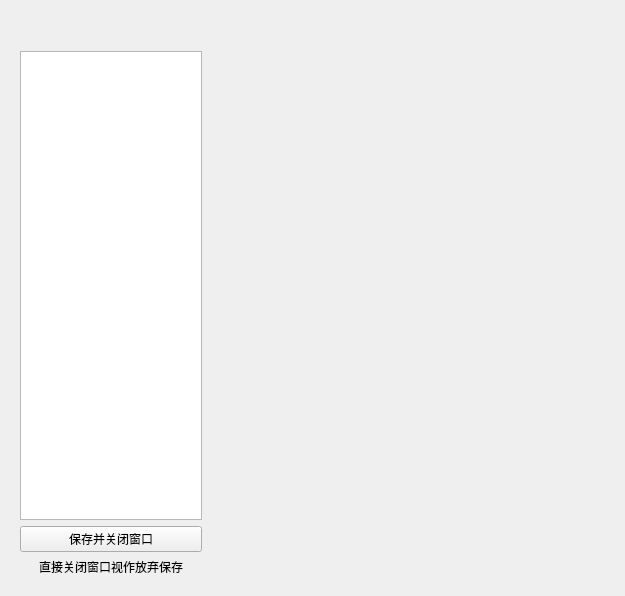
The window that widget/TranslateGlossary.ui (mangofanfan/FanTools) describes before a commit, drawn with Qt 5.
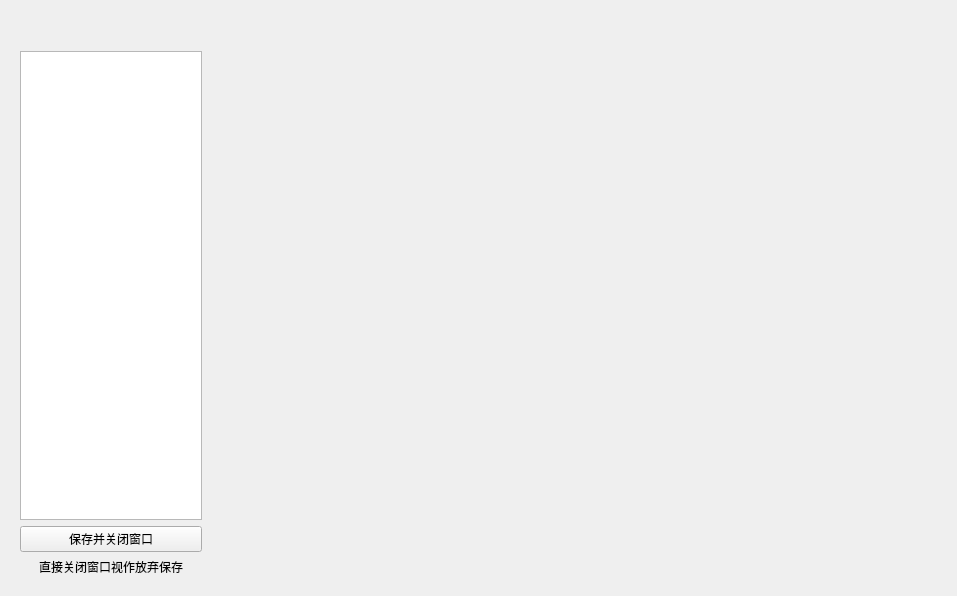
The same window after the commit. Custom widgets are drawn as their Qt base class.

```diff
--- a/widget/TranslateGlossary.ui
+++ b/widget/TranslateGlossary.ui
@@ -6,7 +6,7 @@
    <rect>
     <x>0</x>
     <y>0</y>
-    <width>625</width>
+    <width>957</width>
     <height>596</height>
    </rect>
   </property>
```
